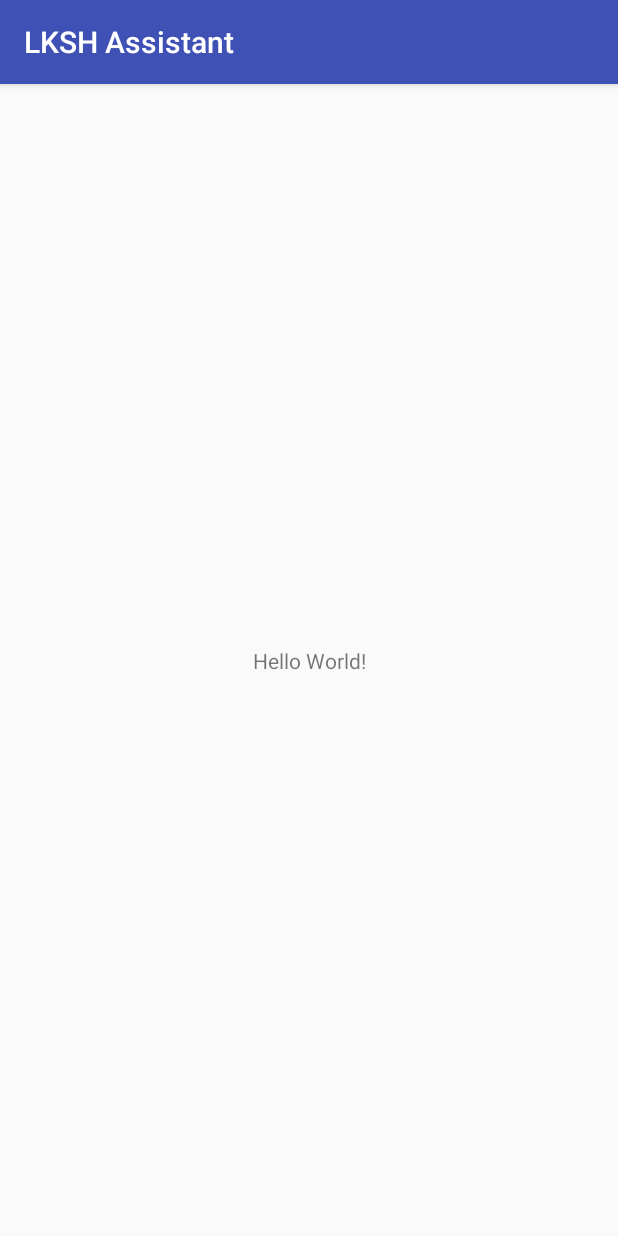
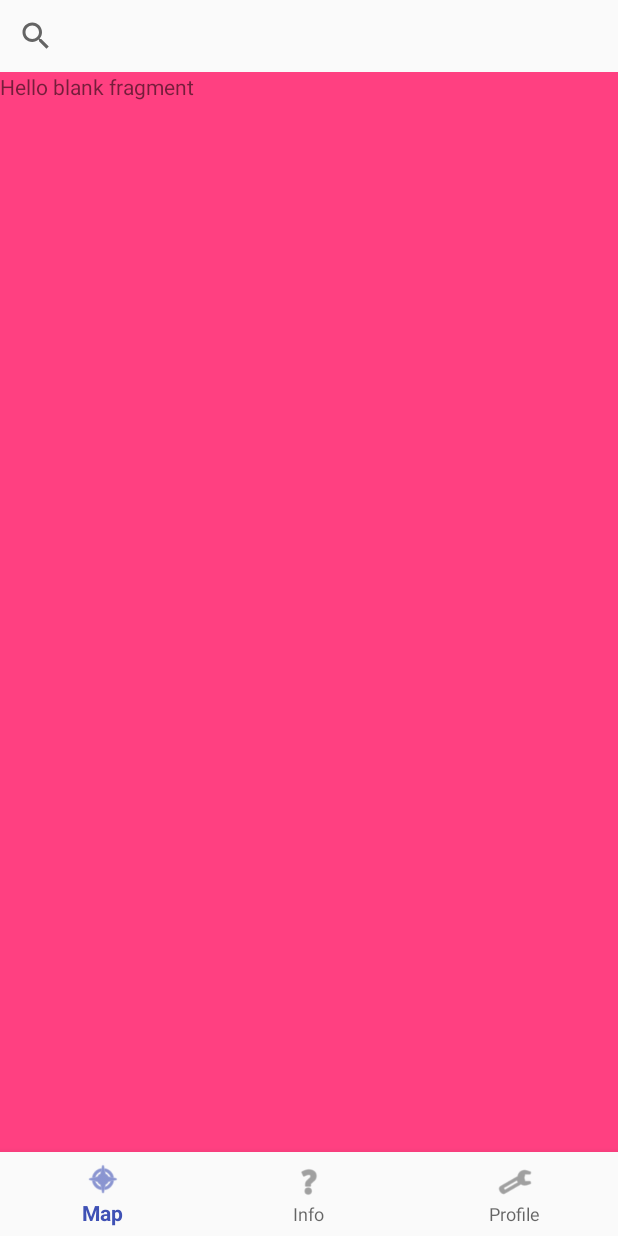
Before and after one commit to SVDouble/LKSH.Assistant, an Android app: the screen it shows after launch (MainActivity), on a phone screen of 412 x 824 dp. Run offline under Robolectric (Android 15) with nearby library versions, the phone set to English and light mode, and no system bars.

Commit message:
Implement bottom navigation and swiping

```diff
--- a/app/build.gradle
+++ b/app/build.gradle
@@ -24,9 +24,12 @@ android {
 
 dependencies {
     implementation fileTree(dir: 'libs', include: ['*.jar'])
-    implementation"org.jetbrains.kotlin:kotlin-stdlib-jre7:$kotlin_version"
+    implementation "org.jetbrains.kotlin:kotlin-stdlib-jdk7:$kotlin_version"
     implementation 'com.android.support:appcompat-v7:27.1.1'
+    implementation 'com.android.support:design:27.1.1'
     implementation 'com.android.support.constraint:constraint-layout:1.1.2'
+    implementation 'com.android.support:support-vector-drawable:27.1.1'
+    implementation 'com.android.support:support-v4:27.1.1'
     testImplementation 'junit:junit:4.12'
     androidTestImplementation 'com.android.support.test:runner:1.0.2'
     androidTestImplementation 'com.android.support.test.espresso:espresso-core:3.0.2'
--- a/app/src/main/AndroidManifest.xml
+++ b/app/src/main/AndroidManifest.xml
@@ -9,7 +9,8 @@
         android:roundIcon="@mipmap/ic_launcher_round"
         android:supportsRtl="true"
         android:theme="@style/AppTheme">
-        <activity android:name=".MainActivity">
+        <activity android:name=".MainActivity"
+            android:screenOrientation="portrait">
             <intent-filter>
                 <action android:name="android.intent.action.MAIN" />
 
--- a/app/src/main/java/com/lksh/dev/lkshassistant/MainActivity.kt
+++ b/app/src/main/java/com/lksh/dev/lkshassistant/MainActivity.kt
@@ -1,12 +1,71 @@
 package com.lksh.dev.lkshassistant
 
+import android.content.Intent
+import android.net.Uri
 import android.support.v7.app.AppCompatActivity
+import android.support.design.widget.BottomNavigationView
 import android.os.Bundle
+import kotlinx.android.synthetic.main.activity_main.*
+import android.support.v4.app.Fragment
+import android.support.v4.app.FragmentManager
+import android.support.v4.app.FragmentPagerAdapter
+import android.support.v4.view.ViewPager
 
-class MainActivity : AppCompatActivity() {
+class MainActivity : AppCompatActivity(), ProfileFragment.OnFragmentInteractionListener {
+
+    private var mSectionsPagerAdapter: SectionsPagerAdapter? = null
+
+    private val mOnNavigationItemSelectedListener
+            = BottomNavigationView.OnNavigationItemSelectedListener { item ->
+        when (item.itemId) {
+            R.id.navigation_home -> {
+                map.setCurrentItem(0, true)
+                return@OnNavigationItemSelectedListener true
+            }
+            R.id.navigation_dashboard -> {
+                map.setCurrentItem(1, true)
+                return@OnNavigationItemSelectedListener true
+            }
+            R.id.navigation_notifications -> {
+                map.setCurrentItem(2, true)
+                return@OnNavigationItemSelectedListener true
+            }
+        }
+        false
+    }
 
     override fun onCreate(savedInstanceState: Bundle?) {
         super.onCreate(savedInstanceState)
         setContentView(R.layout.activity_main)
+
+        navigation.setOnNavigationItemSelectedListener(mOnNavigationItemSelectedListener)
+
+        mSectionsPagerAdapter = SectionsPagerAdapter(supportFragmentManager)
+        map.adapter = mSectionsPagerAdapter
+        map.addOnPageChangeListener(object : ViewPager.OnPageChangeListener {
+            override fun onPageScrollStateChanged(state: Int) {}
+            override fun onPageScrolled(position: Int, positionOffset: Float, positionOffsetPixels: Int) {}
+            override fun onPageSelected(position: Int) {
+                navigation.selectedItemId = when (position) {
+                    0 -> R.id.navigation_home
+                    1 -> R.id.navigation_dashboard
+                    2 -> R.id.navigation_notifications
+                    else -> throw IndexOutOfBoundsException("Wrong!!!")
+                }
+            }
+        })
+    }
+
+    class SectionsPagerAdapter(fm: FragmentManager) : FragmentPagerAdapter(fm) {
+
+        override fun getItem(position: Int): Fragment {
+            return ProfileFragment()
+        }
+
+        override fun getCount() = 3
+    }
+
+    override fun onFragmentInteraction(uri: Uri) {
+
     }
 }
--- /dev/null
+++ b/app/src/main/java/com/lksh/dev/lkshassistant/ProfileFragment.kt
@@ -0,0 +1,100 @@
+package com.lksh.dev.lkshassistant
+
+import android.content.Context
+import android.net.Uri
+import android.os.Bundle
+import android.support.v4.app.Fragment
+import android.view.LayoutInflater
+import android.view.View
+import android.view.ViewGroup
+
+
+// TODO: Rename parameter arguments, choose names that match
+// the fragment initialization parameters, e.g. ARG_ITEM_NUMBER
+private const val ARG_PARAM1 = "param1"
+private const val ARG_PARAM2 = "param2"
+
+/**
+ * A simple [Fragment] subclass.
+ * Activities that contain this fragment must implement the
+ * [ProfileFragment.OnFragmentInteractionListener] interface
+ * to handle interaction events.
+ * Use the [ProfileFragment.newInstance] factory method to
+ * create an instance of this fragment.
+ *
+ */
+class ProfileFragment : Fragment() {
+    // TODO: Rename and change types of parameters
+    private var param1: String? = null
+    private var param2: String? = null
+    private var listener: OnFragmentInteractionListener? = null
+
+    override fun onCreate(savedInstanceState: Bundle?) {
+        super.onCreate(savedInstanceState)
+        arguments?.let {
+            param1 = it.getString(ARG_PARAM1)
+            param2 = it.getString(ARG_PARAM2)
+        }
+    }
+
+    override fun onCreateView(inflater: LayoutInflater, container: ViewGroup?,
+                              savedInstanceState: Bundle?): View? {
+        // Inflate the layout for this fragment
+        return inflater.inflate(R.layout.fragment_profile, container, false)
+    }
+
+    // TODO: Rename method, update argument and hook method into UI event
+    fun onButtonPressed(uri: Uri) {
+        listener?.onFragmentInteraction(uri)
+    }
+
+    override fun onAttach(context: Context) {
+        super.onAttach(context)
+        if (context is OnFragmentInteractionListener) {
+            listener = context
+        } else {
+            throw RuntimeException(context.toString() + " must implement OnFragmentInteractionListener")
+        }
+    }
+
+    override fun onDetach() {
+        super.onDetach()
+        listener = null
+    }
+
+    /**
+     * This interface must be implemented by activities that contain this
+     * fragment to allow an interaction in this fragment to be communicated
+     * to the activity and potentially other fragments contained in that
+     * activity.
+     *
+     *
+     * See the Android Training lesson [Communicating with Other Fragments]
+     * (http://developer.android.com/training/basics/fragments/communicating.html)
+     * for more information.
+     */
+    interface OnFragmentInteractionListener {
+        // TODO: Update argument type and name
+        fun onFragmentInteraction(uri: Uri)
+    }
+
+    companion object {
+        /**
+         * Use this factory method to create a new instance of
+         * this fragment using the provided parameters.
+         *
+         * @param param1 Parameter 1.
+         * @param param2 Parameter 2.
+         * @return A new instance of fragment ProfileFragment.
+         */
+        // TODO: Rename and change types and number of parameters
+        @JvmStatic
+        fun newInstance(param1: String, param2: String) =
+                ProfileFragment().apply {
+                    arguments = Bundle().apply {
+                        putString(ARG_PARAM1, param1)
+                        putString(ARG_PARAM2, param2)
+                    }
+                }
+    }
+}
--- a/app/src/main/res/layout/activity_main.xml
+++ b/app/src/main/res/layout/activity_main.xml
@@ -6,13 +6,46 @@
     android:layout_height="match_parent"
     tools:context=".MainActivity">
 
-    <TextView
-        android:layout_width="wrap_content"
+
+    <!--<android.support.design.widget.AppBarLayout-->
+        <!--android:layout_width="match_parent"-->
+        <!--android:layout_height="wrap_content">-->
+        <!--<android.support.v7.widget.Toolbar-->
+            <!--android:id="@+id/toolbar"-->
+            <!--android:layout_width="match_parent"-->
+            <!--android:layout_height="20dp"-->
+            <!--android:background="@color/colorPrimary"/>-->
+    <!--</android.support.design.widget.AppBarLayout>-->
+
+    <android.support.v7.widget.SearchView
+        android:id="@+id/search"
+        android:layout_width="match_parent"
         android:layout_height="wrap_content"
-        android:text="Hello World!"
+        app:layout_constraintLeft_toLeftOf="parent"
+        app:layout_constraintTop_toTopOf="parent"/>
+
+    <android.support.v4.view.ViewPager
+        android:id="@+id/map"
+        android:layout_width="0dp"
+        android:layout_height="0dp"
+        app:layout_constraintBottom_toTopOf="@id/navigation"
+        app:layout_constraintEnd_toEndOf="parent"
+        app:layout_constraintHorizontal_bias="0.0"
+        app:layout_constraintStart_toStartOf="parent"
+        app:layout_constraintTop_toBottomOf="@+id/search"
+        android:background="@color/colorAccent"
+        app:layout_behavior="android.support.design.widget.AppBarLayout$ScrollingViewBehavior"/>
+
+    <android.support.design.widget.BottomNavigationView
+        android:id="@+id/navigation"
+        android:layout_width="match_parent"
+        android:layout_height="wrap_content"
+        android:layout_marginEnd="0dp"
+        android:layout_marginStart="0dp"
+        android:background="?android:attr/windowBackground"
         app:layout_constraintBottom_toBottomOf="parent"
         app:layout_constraintLeft_toLeftOf="parent"
         app:layout_constraintRight_toRightOf="parent"
-        app:layout_constraintTop_toTopOf="parent" />
+        app:menu="@menu/navigation" />
 
 </android.support.constraint.ConstraintLayout>
--- /dev/null
+++ b/app/src/main/res/layout/fragment_profile.xml
@@ -0,0 +1,14 @@
+<?xml version="1.0" encoding="utf-8"?>
+<FrameLayout xmlns:android="http://schemas.android.com/apk/res/android"
+    xmlns:tools="http://schemas.android.com/tools"
+    android:layout_width="match_parent"
+    android:layout_height="match_parent"
+    tools:context=".ProfileFragment">
+
+    <!-- TODO: Update blank fragment layout -->
+    <TextView
+        android:layout_width="match_parent"
+        android:layout_height="match_parent"
+        android:text="@string/hello_blank_fragment" />
+
+</FrameLayout>
--- /dev/null
+++ b/app/src/main/res/menu/navigation.xml
@@ -0,0 +1,19 @@
+<?xml version="1.0" encoding="utf-8"?>
+<menu xmlns:android="http://schemas.android.com/apk/res/android">
+
+    <item
+        android:id="@+id/navigation_home"
+        android:icon="@android:drawable/ic_menu_compass"
+        android:title="@string/nav_title_map" />
+
+    <item
+        android:id="@+id/navigation_dashboard"
+        android:icon="@android:drawable/ic_menu_help"
+        android:title="@string/nav_title_info" />
+
+    <item
+        android:id="@+id/navigation_notifications"
+        android:icon="@android:drawable/ic_menu_manage"
+        android:title="@string/nav_title_profile" />
+
+</menu>
--- a/app/src/main/res/values/strings.xml
+++ b/app/src/main/res/values/strings.xml
@@ -1,3 +1,9 @@
 <resources>
     <string name="app_name">LKSH Assistant</string>
+    <string name="nav_title_map">Map</string>
+    <string name="nav_title_info">Info</string>
+    <string name="nav_title_profile">Profile</string>
+
+    <!-- TODO: Remove or change this placeholder text -->
+    <string name="hello_blank_fragment">Hello blank fragment</string>
 </resources>
--- a/app/src/main/res/values/styles.xml
+++ b/app/src/main/res/values/styles.xml
@@ -1,7 +1,7 @@
 <resources>
 
     <!-- Base application theme. -->
-    <style name="AppTheme" parent="Theme.AppCompat.Light.DarkActionBar">
+    <style name="AppTheme" parent="Theme.AppCompat.Light.NoActionBar">
         <!-- Customize your theme here. -->
         <item name="colorPrimary">@color/colorPrimary</item>
         <item name="colorPrimaryDark">@color/colorPrimaryDark</item>
--- a/build.gradle
+++ b/build.gradle
@@ -1,7 +1,7 @@
 // Top-level build file where you can add configuration options common to all sub-projects/modules.
 
 buildscript {
-    ext.kotlin_version = '1.2.30'
+    ext.kotlin_version = '1.2.50'
     repositories {
         google()
         jcenter()
```
